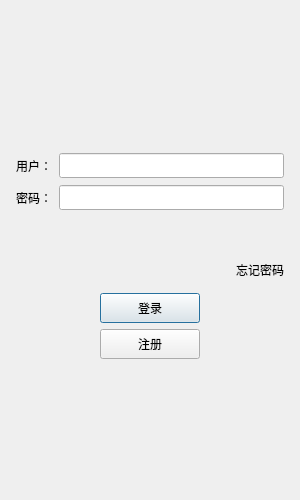
chris155-hash/RYY-chatroom-Cpp, file ryychat/logindialog.ui: the form before one commit.
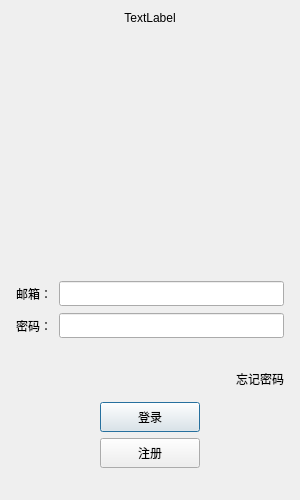
The form after the commit. Icons and pictures are not drawn. Custom widgets are drawn as their Qt base class.

```diff
--- a/ryychat/logindialog.ui
+++ b/ryychat/logindialog.ui
@@ -27,7 +27,20 @@
   </property>
   <layout class="QVBoxLayout" name="verticalLayout_3">
    <item>
-    <widget class="QWidget" name="widget" native="true">
+    <widget class="QLabel" name="err_tip">
+     <property name="layoutDirection">
+      <enum>Qt::LeftToRight</enum>
+     </property>
+     <property name="text">
+      <string>TextLabel</string>
+     </property>
+     <property name="alignment">
+      <set>Qt::AlignCenter</set>
+     </property>
+    </widget>
+   </item>
+   <item>
+    <widget class="QWidget" name="head_widget" native="true">
      <layout class="QGridLayout" name="gridLayout">
       <item row="1" column="0">
        <widget class="QLabel" name="label">
@@ -55,6 +68,31 @@
         </property>
        </spacer>
       </item>
+      <item row="1" column="0">
+       <widget class="QLabel" name="head_label">
+        <property name="minimumSize">
+         <size>
+          <width>200</width>
+          <height>200</height>
+         </size>
+        </property>
+        <property name="maximumSize">
+         <size>
+          <width>200</width>
+          <height>200</height>
+         </size>
+        </property>
+        <property name="text">
+         <string/>
+        </property>
+        <property name="pixmap">
+         <pixmap resource="rc.qrc">:/res/ice(1).jpg</pixmap>
+        </property>
+        <property name="alignment">
+         <set>Qt::AlignCenter</set>
+        </property>
+       </widget>
+      </item>
      </layout>
     </widget>
    </item>
@@ -92,7 +130,7 @@
           </size>
          </property>
          <property name="text">
-          <string>用户：</string>
+          <string>邮箱：</string>
          </property>
         </widget>
        </item>
```
Left out of the diff: 17 changed lines with no effect on the pictures.
